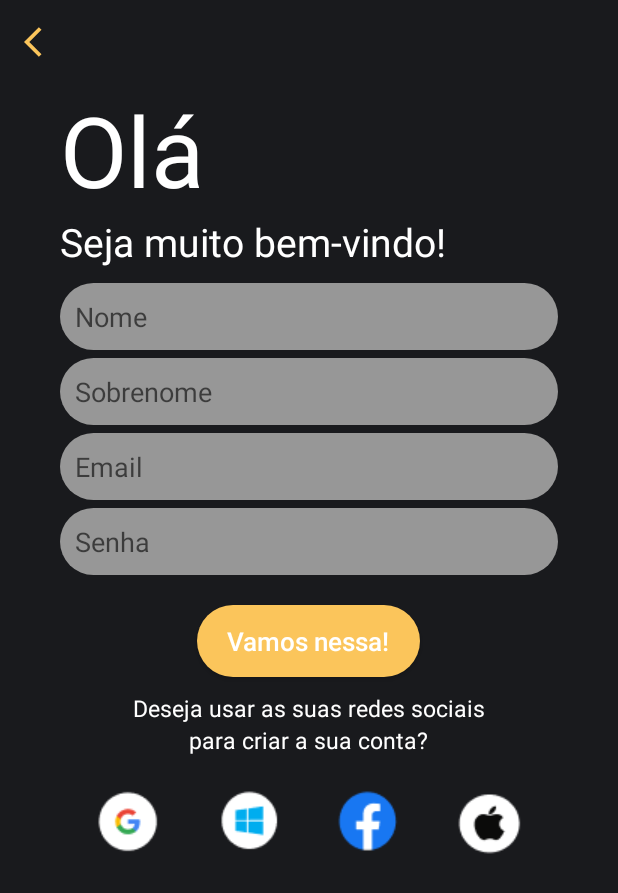
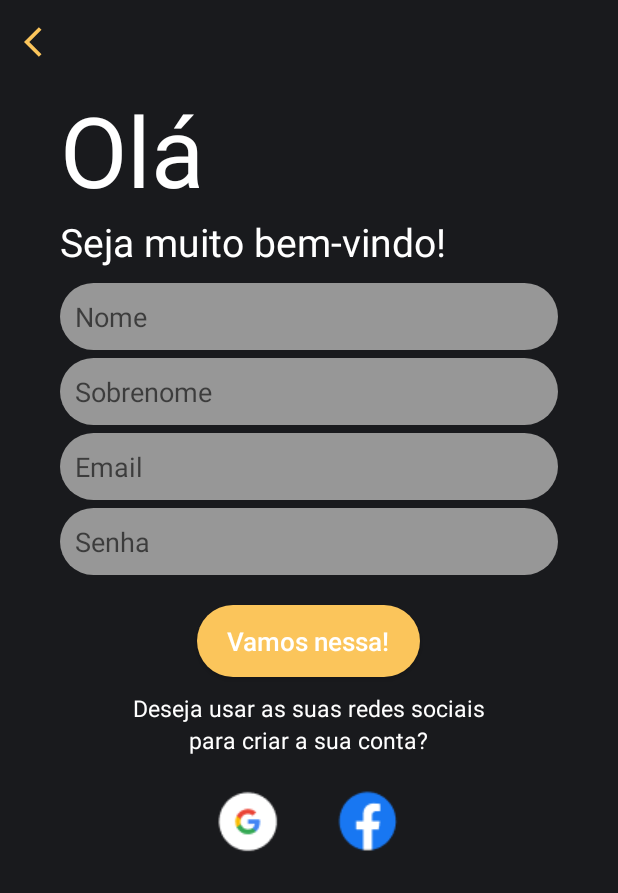
Before and after one commit to luizyamaoka/qmovie, an Android app: the CadastroActivity screen opened directly, with no data from a screen before it, on a phone screen of 412 x 824 dp. Shown: the top 893 px of the screen. Run offline under Robolectric (Android 15) with nearby library versions, the phone set to English and light mode, and no system bars; our stand-ins replace Firebase (no records; nobody signed in at launch, a user with empty details on screens opened directly); libraries missing offline, so code that uses them is left out: com.facebook; plain views replace LoginButton; 1 statement that could not run was skipped.

Commit message:
remove apple e outlook login

```diff
--- a/app/src/main/java/br/com/qmovie/activity/CadastroActivity.kt
+++ b/app/src/main/java/br/com/qmovie/activity/CadastroActivity.kt
@@ -57,16 +57,8 @@ class CadastroActivity : AppCompatActivity() {
             startActivityForResult(signInIntent, RC_SIGN_IN)
         }
 
-        ibOutlook.setOnClickListener(){
-            //iremos fazer login pelo Outlook
-        }
-
         ibFacebook.setOnClickListener(){
             //iremos fazer o login pelo Facebook
-        }
-
-        ibApple.setOnClickListener(){
-            //iremos fazer o login pela Apple
         }
 
         viewModel.user.observe(this, Observer {
--- a/app/src/main/java/br/com/qmovie/activity/LoginActivity.kt
+++ b/app/src/main/java/br/com/qmovie/activity/LoginActivity.kt
@@ -69,17 +69,8 @@ class LoginActivity : AppCompatActivity() {
             startActivityForResult(signInIntent, RC_SIGN_IN)
         }
 
-        ibOutlook.setOnClickListener(){
-            //iremos fazer login pelo Outlook
-        }
-
         ibFacebook.setOnClickListener(){
-            //iremos fazer o login pelo Facebook
             Fblogin()
-        }
-
-        ibApple.setOnClickListener(){
-            //iremos fazer o login pela Apple
         }
 
         viewModel.user.observe(this, Observer {
--- a/app/src/main/res/layout/login_redes.xml
+++ b/app/src/main/res/layout/login_redes.xml
@@ -22,35 +22,11 @@
             android:layout_marginRight="30dp"/>
 
         <ImageButton
-            android:id="@+id/ibOutlook"
-            android:layout_width="match_parent"
-            android:layout_height="50dp"
-            android:background="@color/preto"
-            android:src="@drawable/outlook"
-            android:layout_marginRight="30dp"/>
-
-<!--        <com.facebook.login.widget.LoginButton-->
-<!--            android:id="@+id/login_button"-->
-<!--            android:layout_width="wrap_content"-->
-<!--            android:layout_height="wrap_content"-->
-<!--            android:layout_gravity="center_horizontal"-->
-<!--            android:layout_marginTop="30dp"-->
-<!--            android:layout_marginBottom="30dp">-->
-<!--        </com.facebook.login.widget.LoginButton>-->
-
-        <ImageButton
             android:id="@+id/ibFacebook"
             android:layout_width="match_parent"
             android:layout_height="50dp"
             android:background="@color/preto"
-            android:src="@drawable/face"
-            android:layout_marginRight="30dp"/>
+            android:src="@drawable/face" />
 
-        <ImageButton
-            android:id="@+id/ibApple"
-            android:layout_width="match_parent"
-            android:layout_height="50dp"
-            android:background="@color/preto"
-            android:src="@drawable/apple" />
     </LinearLayout>
 </LinearLayout>
```
